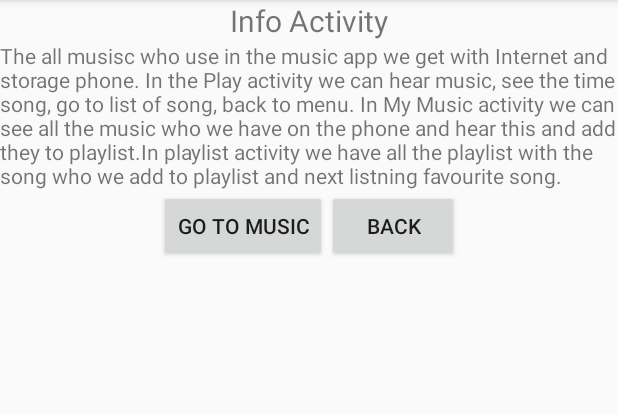
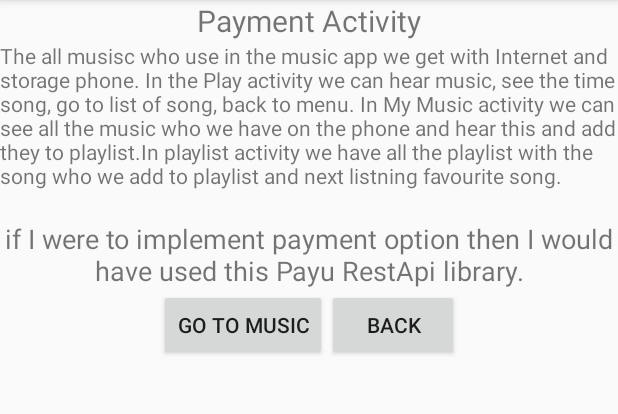
Before and after one commit to sylwester2531/MusicStructure, an Android app: the InfoActivity screen opened directly, with no data from a screen before it, on a phone screen of 412 x 824 dp, the part 84-498 px from its top. Run offline under Robolectric (Android 15) with nearby library versions, the phone set to English and light mode, and no system bars.

Commit message:
fix bug v2

```diff
--- a/app/src/main/res/layout/activity_main.xml
+++ b/app/src/main/res/layout/activity_main.xml
@@ -4,7 +4,6 @@
     android:id="@+id/activity_main"
     android:layout_width="match_parent"
     android:layout_height="match_parent"
-    android:onClick="start"
     android:orientation="vertical"
     android:paddingBottom="@dimen/activity_vertical_margin"
     android:paddingLeft="@dimen/activity_horizontal_margin"
@@ -17,7 +16,7 @@
         style="@style/welcome_message" />
 
     <TextView
-        android:id="@+id/textView3"
+        android:id="@+id/click"
         style="@style/click_message" />
 
 </LinearLayout>
--- a/app/src/main/res/layout/info_activity.xml
+++ b/app/src/main/res/layout/info_activity.xml
@@ -15,6 +15,9 @@
         android:layout_width="wrap_content"
         android:layout_height="wrap_content"
         android:text="@string/info" />
+
+    <TextView
+        style="@style/payment_Info" />
 
     <TableRow
         android:layout_width="match_parent"
--- a/app/src/main/res/layout/play_activity.xml
+++ b/app/src/main/res/layout/play_activity.xml
@@ -63,7 +63,6 @@
             android:layout_width="0dp"
             android:layout_height="match_parent"
             android:layout_weight="4"
-            android:onClick="music"
             android:padding="@dimen/song_page_padding_15"
             android:scaleType="fitCenter"
             android:src="@drawable/ariana" />
--- a/app/src/main/res/values/dimens.xml
+++ b/app/src/main/res/values/dimens.xml
@@ -21,5 +21,6 @@
     <dimen name="song_page_padding_5">5dp</dimen>
     <dimen name="song_page_padding_15">15dp</dimen>
     <dimen name="song_page_padding_2">2dp</dimen>
+    <dimen name="padding20dp">20dp</dimen>
 
 </resources>
--- a/app/src/main/res/values/strings.xml
+++ b/app/src/main/res/values/strings.xml
@@ -1,7 +1,7 @@
 <resources>
     <string name="app_name">MusicAppStructure</string>
     <string name="welcome_message">Welcome in MyMusicApp</string>
-    <string name="click_to_start">Click anything to START</string>
+    <string name="click_to_start">Click there to START</string>
     <string name="menu_message">Hello in Menu activity. On this scrren you can move on the all acvtivity in application</string>
     <string name="play_now">NowPlay</string>
     <string name="my_music">MyMusic</string>
@@ -26,6 +26,7 @@
     <string name="back">BACK</string>
     <string name="go_to_music">Go to music</string>
     <string name="name_songs_play">Ariana Grande - Love Me Harder</string>
-    <string name="info_activity">Info Activity</string>
+    <string name="info_activity">Payment Activity</string>
+    <string name="payment">if I were to implement payment option then I would have used this Payu RestApi library.</string>
     <string name="info">The all musisc who use in the music app we get with Internet and storage phone. In the Play activity we can hear music, see the time song, go to list of song, back to menu. In My Music activity we can see all the music who we have on the phone and hear this and add they to playlist.In playlist activity we have all the playlist with the song who we add to playlist and next listning favourite song.  </string>
 </resources>
--- a/app/src/main/res/values/styles.xml
+++ b/app/src/main/res/values/styles.xml
@@ -152,5 +152,13 @@
         <item name="android:textAlignment">center</item>
         <item name="android:textSize">18sp</item>
     </style>
+    <style name="payment_Info">
+        <item name="android:layout_width">wrap_content</item>
+        <item name="android:layout_height">wrap_content</item>
+        <item name="android:text">@string/payment</item>
+        <item name="android:textAlignment">center</item>
+        <item name="android:textSize">18sp</item>
+        <item name="android:paddingTop">@dimen/padding20dp</item>
+    </style>
 
 </resources>
```
Also changed, not shown: app/src/main/java/com/example/android/musicappstructure/MainActivity.java (+11 -4 lines), app/src/main/java/com/example/android/musicappstructure/PlayActivity.java (+8 -0 lines), app/src/main/res/layout/activity_start.xml (+10 -3 lines).
